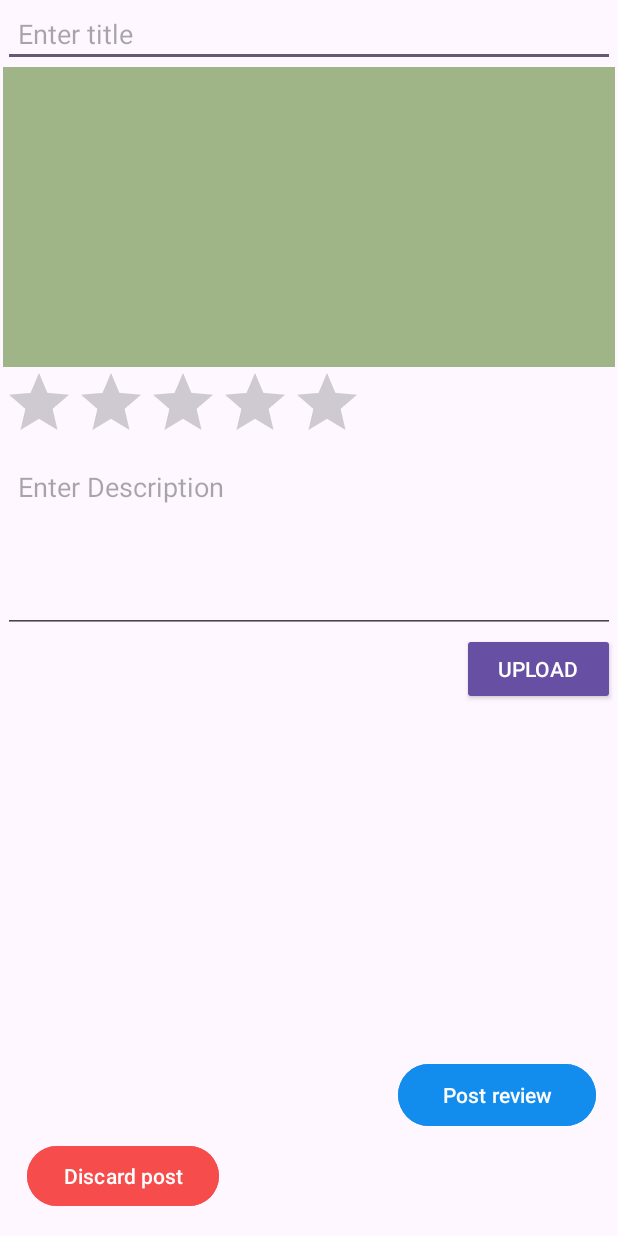
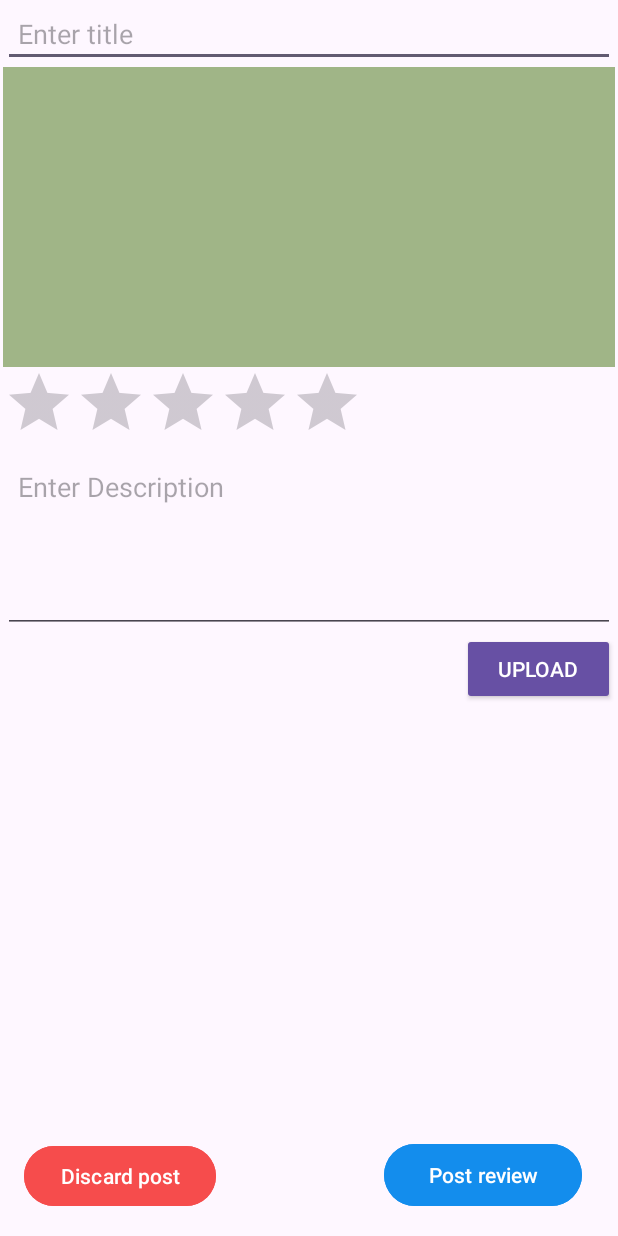
Before and after one commit to jwong2529/review-radar, an Android app: the PostAReview screen opened directly, with no data from a screen before it, on a phone screen of 412 x 824 dp. Run offline under Robolectric (Android 15) with nearby library versions, the phone set to English and light mode, and no system bars; our stand-ins replace Firebase (no records; nobody signed in at launch, a user with empty details on screens opened directly).

Commit message:
align post review buttons

```diff
--- a/app/src/main/res/layout/activity_post_areview.xml
+++ b/app/src/main/res/layout/activity_post_areview.xml
@@ -63,29 +63,24 @@
         android:id="@+id/cancalReviewButton"
         android:layout_width="wrap_content"
         android:layout_height="wrap_content"
-        android:layout_marginEnd="250dp"
         android:layout_marginBottom="16dp"
         android:backgroundTint="#F64C4C"
         android:text="Discard post"
         app:layout_constraintBottom_toBottomOf="parent"
-        app:layout_constraintEnd_toEndOf="parent"
-        app:layout_constraintHorizontal_bias="0.526"
-        app:layout_constraintStart_toStartOf="parent"
-        app:layout_constraintTop_toBottomOf="@+id/linearLayout2"
-        app:layout_constraintVertical_bias="1.0" />
+        app:layout_constraintEnd_toStartOf="@+id/postReviewPageButton"
+        app:layout_constraintHorizontal_bias="0.125"
+        app:layout_constraintStart_toStartOf="parent" />
 
     <Button
         android:id="@+id/postReviewPageButton"
         android:layout_width="132dp"
         android:layout_height="49dp"
-        android:layout_marginStart="250dp"
-        android:layout_marginTop="136dp"
+        android:layout_marginEnd="24dp"
+        android:layout_marginBottom="16dp"
         android:backgroundTint="#138DED"
         android:text="Post review"
         app:layout_constraintBottom_toBottomOf="parent"
-        app:layout_constraintEnd_toEndOf="parent"
-        app:layout_constraintStart_toStartOf="parent"
-        app:layout_constraintTop_toBottomOf="@+id/linearLayout2" />
+        app:layout_constraintEnd_toEndOf="parent" />
 
 
 </androidx.constraintlayout.widget.ConstraintLayout>
```
